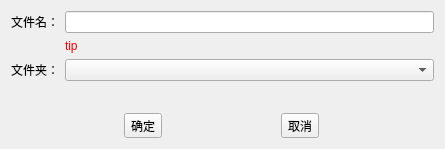
Above: dialog/NewFileDialog.ui from HcashOrg/HX-IDE before the change. Below: the same form after it.
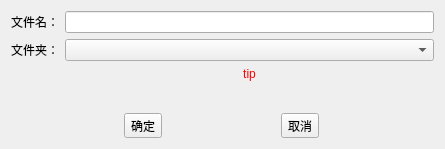
That is the form after the change.

```diff
--- a/dialog/NewFileDialog.ui
+++ b/dialog/NewFileDialog.ui
@@ -26,7 +26,17 @@
      <item row="0" column="1">
       <widget class="QLineEdit" name="lineEdit"/>
      </item>
+     <item row="1" column="0">
+      <widget class="QLabel" name="label_2">
+       <property name="text">
+        <string>文件夹：</string>
+       </property>
+      </widget>
+     </item>
      <item row="1" column="1">
+      <widget class="QComboBox" name="comboBox"/>
+     </item>
+     <item row="2" column="1">
       <widget class="QLabel" name="label_tip">
        <property name="styleSheet">
         <string notr="true">color: rgb(255, 0, 0);</string>
@@ -34,18 +44,11 @@
        <property name="text">
         <string>tip</string>
        </property>
-      </widget>
-     </item>
-     <item row="2" column="0">
-      <widget class="QLabel" name="label_2">
-       <property name="text">
-        <string>文件夹：</string>
+       <property name="alignment">
+        <set>Qt::AlignCenter</set>
        </property>
       </widget>
      </item>
-     <item row="2" column="1">
-      <widget class="QComboBox" name="comboBox"/>
-     </item>
     </layout>
    </item>
    <item>
```
